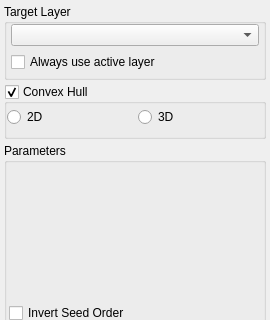
Qt form src/Interface/ToolInterface/RadialBasisFunctionToolInterface.ui (SCIInstitute/Seg3D) before a commit; both pictures show x 0 to 270 and y 0 to 320 of the 270 by 497 pixel window.
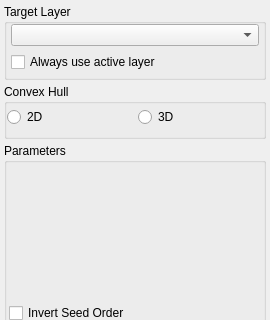
The same form after that commit. Custom widgets are drawn as their Qt base class.

Commit message: First pass at removing option to not compute convex hull.

```diff
--- a/src/Interface/ToolInterface/RadialBasisFunctionToolInterface.ui
+++ b/src/Interface/ToolInterface/RadialBasisFunctionToolInterface.ui
@@ -133,7 +133,7 @@
       <string>Convex Hull</string>
      </property>
      <property name="checkable">
-      <bool>true</bool>
+      <bool>false</bool>
      </property>
      <layout class="QVBoxLayout" name="verticalLayout_2">
       <property name="leftMargin">
```
